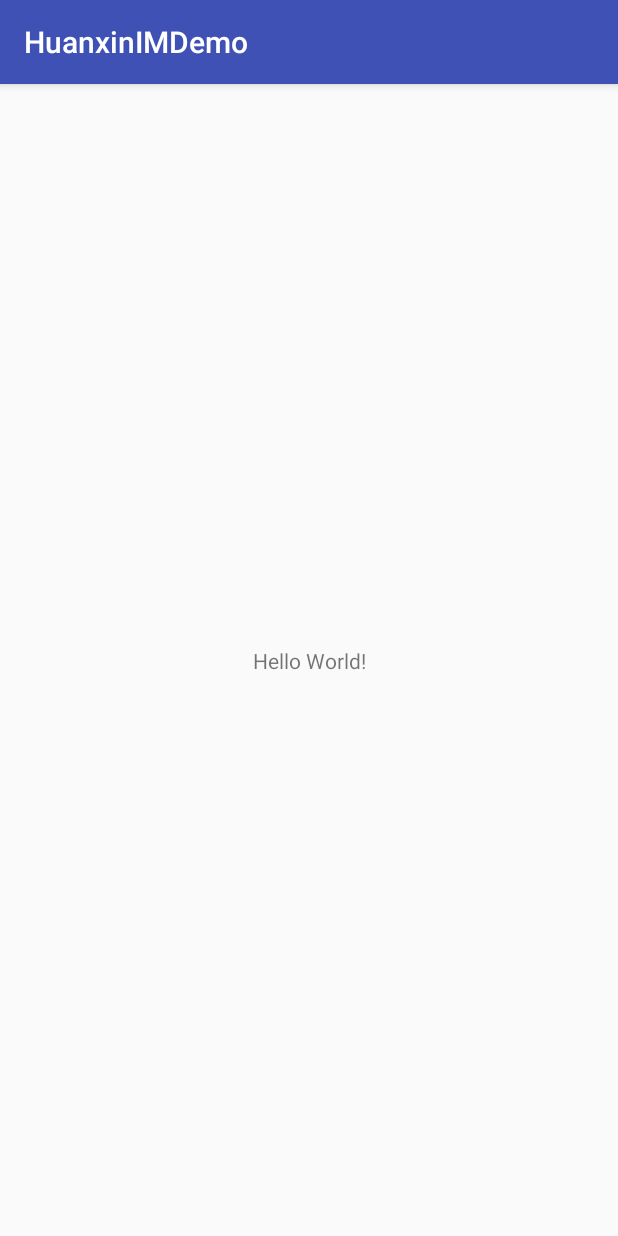
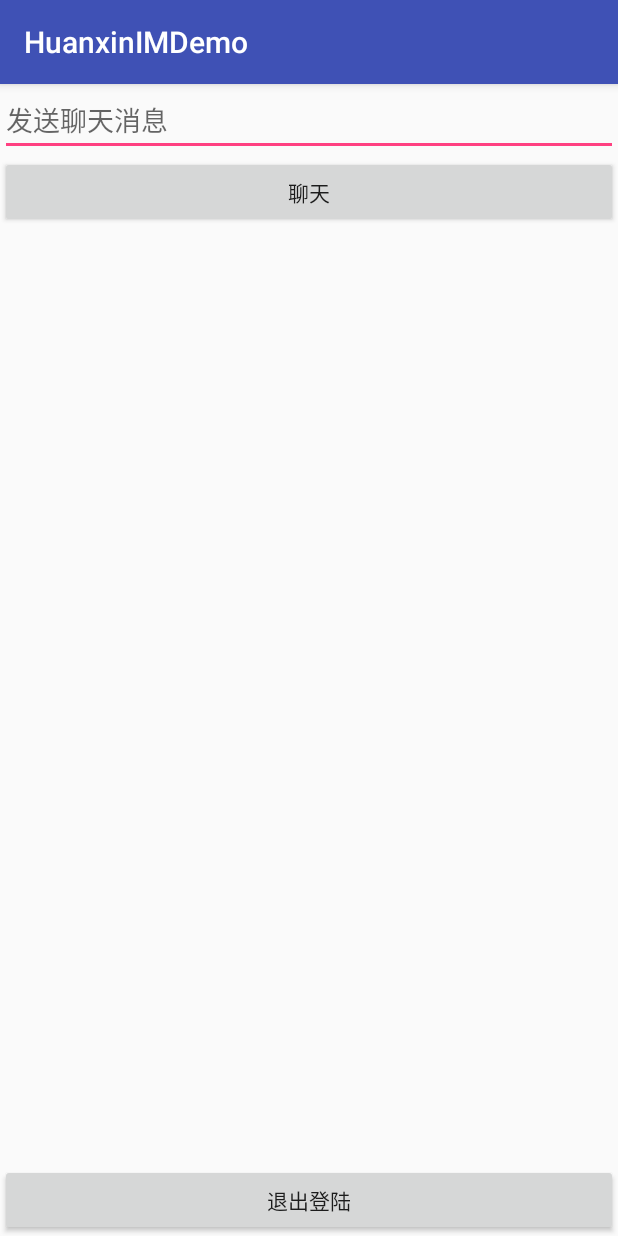
Before and after one commit to huangxiaojingCN/HuanXinIMDemo, an Android app: the MainActivity screen opened directly, with no data from a screen before it, on a phone screen of 412 x 824 dp. Run offline under Robolectric (Android 15) with nearby library versions, the phone set to English and light mode, and no system bars.

Commit message:
Feat: 聊天界面基本布局

```diff
--- a/app/src/main/java/com/geek/huanxinimdemo/base/EMBaseActivity.java
+++ b/app/src/main/java/com/geek/huanxinimdemo/base/EMBaseActivity.java
@@ -65,6 +65,8 @@ public class EMBaseActivity extends BaseActivity {
         EMClient.getInstance().login(userName, password, new EMCallBack() {
             @Override
             public void onSuccess() {
+                EMClient.getInstance().groupManager().loadAllGroups();
+                EMClient.getInstance().chatManager().loadAllConversations();
                 mainHandler.post(new Runnable() {
                     @Override
                     public void run() {
--- a/app/src/main/res/layout/activity_main.xml
+++ b/app/src/main/res/layout/activity_main.xml
@@ -1,18 +1,29 @@
 <?xml version="1.0" encoding="utf-8"?>
-<android.support.constraint.ConstraintLayout xmlns:android="http://schemas.android.com/apk/res/android"
+<RelativeLayout xmlns:android="http://schemas.android.com/apk/res/android"
     xmlns:app="http://schemas.android.com/apk/res-auto"
     xmlns:tools="http://schemas.android.com/tools"
     android:layout_width="match_parent"
     android:layout_height="match_parent"
     tools:context="com.geek.huanxinimdemo.MainActivity">
 
-    <TextView
-        android:layout_width="wrap_content"
-        android:layout_height="wrap_content"
-        android:text="Hello World!"
-        app:layout_constraintBottom_toBottomOf="parent"
-        app:layout_constraintLeft_toLeftOf="parent"
-        app:layout_constraintRight_toRightOf="parent"
-        app:layout_constraintTop_toTopOf="parent" />
+    <EditText
+        android:hint="发送聊天消息"
+        android:id="@+id/ed_message"
+        android:layout_width="match_parent"
+        android:layout_height="wrap_content" />
 
-</android.support.constraint.ConstraintLayout>
+    <Button
+        android:layout_below="@id/ed_message"
+        android:text="聊天"
+        android:id="@+id/btn_goMessage"
+        android:layout_width="match_parent"
+        android:layout_height="wrap_content" />
+
+    <Button
+        android:layout_alignParentBottom="true"
+        android:id="@+id/btn_logout"
+        android:text="退出登陆"
+        android:layout_width="match_parent"
+        android:layout_height="wrap_content" />
+
+</RelativeLayout>
```
